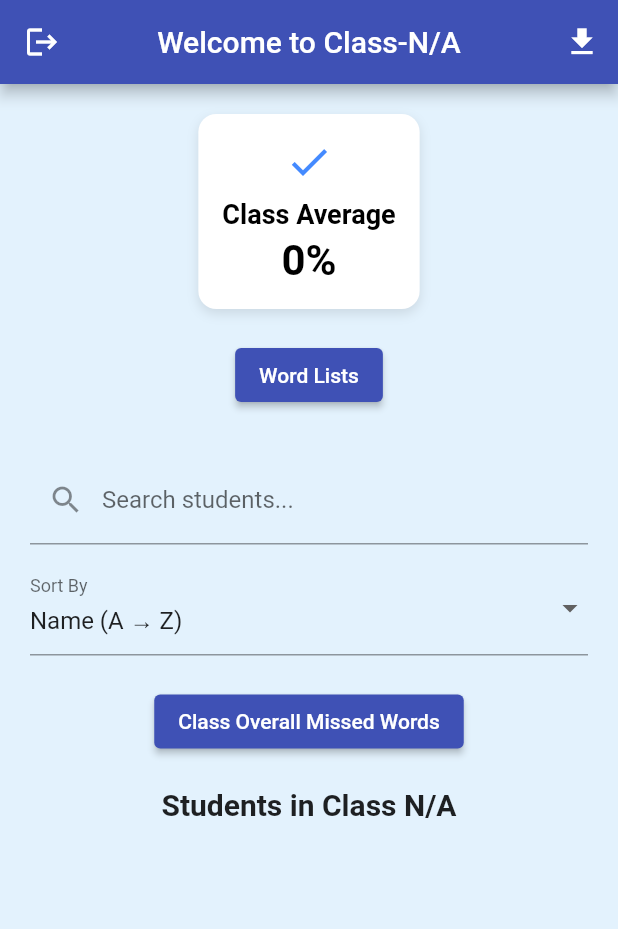
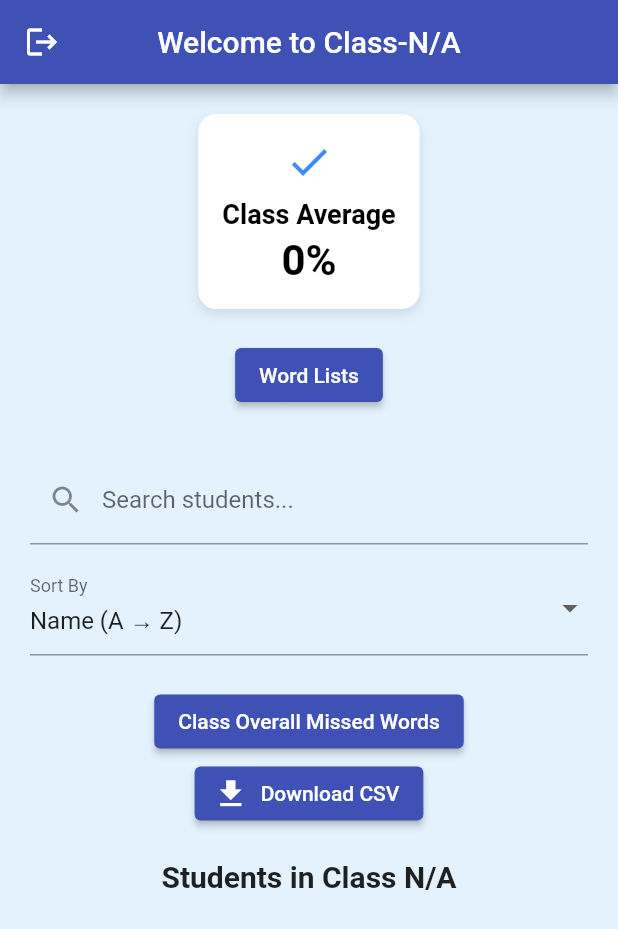
Before and after one commit to JBoT21/6150_Grad_Proj, a Flutter app: the DashboardScreen screen opened by its route, on a phone screen of 412 x 824 dp. Shown: the top 929 px of the screen. Run offline on Flutter 3.47's test engine with Material 3 defaults, Android fonts, the phone set to English and light mode, and no system bars; our stand-ins replace audioplayers, csv, flutter_tts, open_filex, permission_handler, shared_preferences and 2 more; missing offline and left inert: record; accounts and stored records are empty.

Commit message:
Change download csv button

```diff
--- a/lib/screens/dashboard.dart
+++ b/lib/screens/dashboard.dart
@@ -182,9 +182,6 @@ class _DashboardScreenState extends State<DashboardScreen> {
           onPressed: () => _logout(context),
         ),
         title: Text('Welcome to Class-$classCode'),
-        actions: [
-          IconButton(icon: const Icon(Icons.download), onPressed: _exportCSV),
-        ],
       ),
       body: SingleChildScrollView(
         child: Center(
@@ -306,6 +303,11 @@ class _DashboardScreenState extends State<DashboardScreen> {
                 },
                 child: const Text("Class Overall Missed Words"),
               ),
+              ElevatedButton.icon(
+                icon: const Icon(Icons.download),
+                label: Text("Download CSV"),
+                onPressed: _exportCSV,
+              ),
               SizedBox(height: 20),
 
               Text(
```
